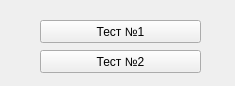
The window that client/UI/client_main.ui (Scykorr/dmitr_client_serv_test) describes before a commit, drawn with Qt 5.
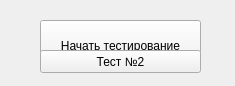
The same window after the commit.

What changed in the file:
```diff
--- a/client/UI/client_main.ui
+++ b/client/UI/client_main.ui
@@ -19,11 +19,11 @@
      <x>40</x>
      <y>20</y>
      <width>161</width>
-     <height>23</height>
+     <height>51</height>
     </rect>
    </property>
    <property name="text">
-    <string>Тест №1</string>
+    <string>Начать тестирование</string>
    </property>
   </widget>
   <widget class="QPushButton" name="pushButton_test2">
```
